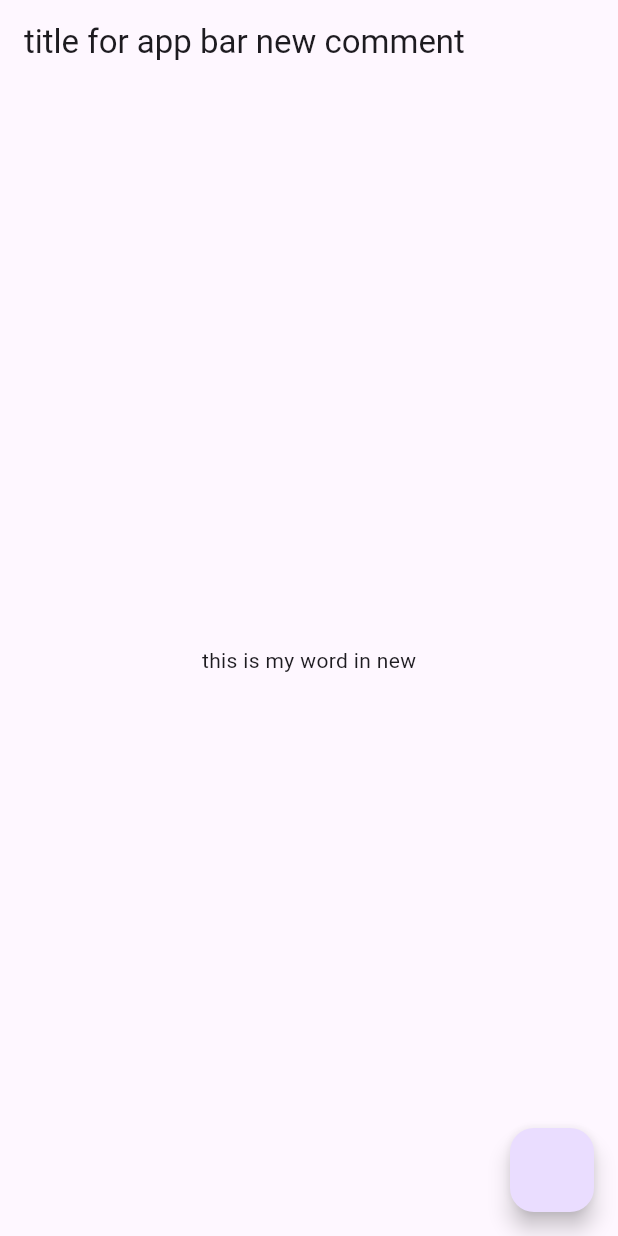
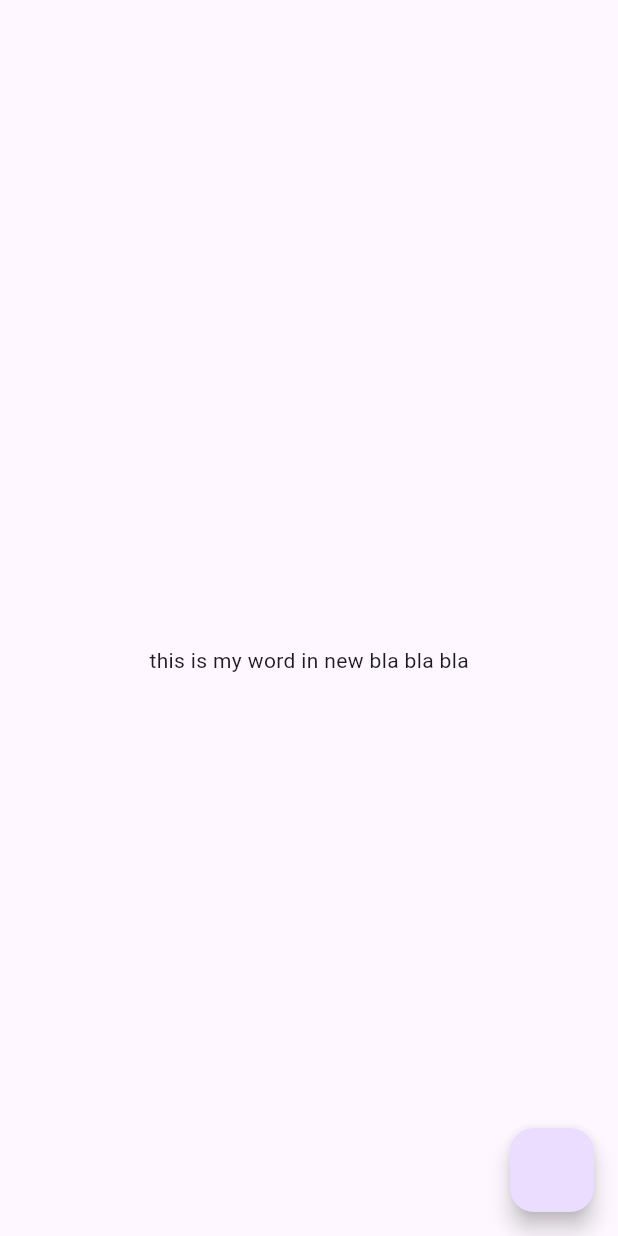
Before and after one commit to Youssef-Ebn-Yasser/git_playGround, a Flutter app: the screen it shows after launch, on a phone screen of 412 x 824 dp. Run offline on Flutter 3.47's test engine with Material 3 defaults, Android fonts, the phone set to English and light mode, and no system bars.

Commit message:
add three

```diff
--- a/lib/main.dart
+++ b/lib/main.dart
@@ -12,11 +12,11 @@ class myWidgit extends StatelessWidget {
         home: Scaffold(
           floatingActionButton: FloatingActionButton(onPressed:(){}),
           appBar: AppBar(
-            title: Text("title for app bar new comment"),
+
 
           ),
           body: Center(
-            child: Text('this is my word in new'),
+            child: Text('this is my word in new bla bla bla'),
 
           ),
         ));
```
